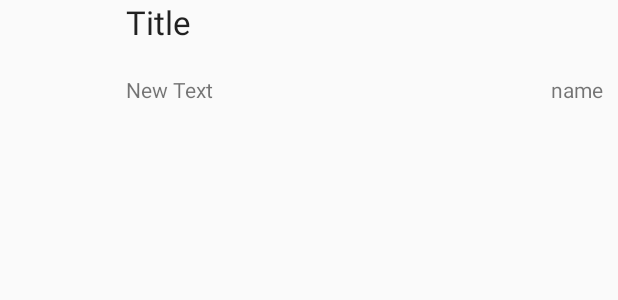
After one commit to tokyogk/qa_app, an Android app: the layout list_favorite.xml on its own in the app's theme, with its tools: preview values and no code run, on a phone screen of 412 x 824 dp. The commit adds this screen. Shown: the top 300 px of the screen. Run offline under Robolectric (Android 15) with nearby library versions, the phone set to English and light mode, and no system bars.

Commit message:
1/6 お気に入りボタン完了。お気に入りドロワーがうまく行かない

```diff
--- a/app/src/main/java/jp/techacademy/gou/kuwabara/jptechacademykuwabaragouqa_app/Favorite.java
+++ b/app/src/main/java/jp/techacademy/gou/kuwabara/jptechacademykuwabaragouqa_app/Favorite.java
@@ -1,6 +1,7 @@
 package jp.techacademy.gou.kuwabara.jptechacademykuwabaragouqa_app;
 
 import java.io.Serializable;
+
 
 public class Favorite implements Serializable {
     private String mUid;
--- /dev/null
+++ b/app/src/main/res/layout/list_favorite.xml
@@ -0,0 +1,42 @@
+<?xml version="1.0" encoding="utf-8"?>
+<RelativeLayout xmlns:android="http://schemas.android.com/apk/res/android"
+    android:layout_width="match_parent"
+    android:layout_height="match_parent">
+
+
+    <ImageView
+        android:layout_width="80dp"
+        android:layout_height="80dp"
+        android:id="@+id/imageView"
+        android:layout_margin="2dp"
+        android:layout_alignParentTop="true"
+        android:layout_alignParentStart="true" />
+
+    <TextView
+        android:layout_width="match_parent"
+        android:layout_height="50dp"
+        android:textAppearance="?android:attr/textAppearanceLarge"
+        android:text="Title"
+        android:id="@+id/titleTextView"
+        android:layout_alignParentTop="true"
+        android:layout_toEndOf="@+id/imageView" />
+
+    <TextView
+        android:layout_width="wrap_content"
+        android:layout_height="wrap_content"
+        android:textAppearance="?android:attr/textAppearanceSmall"
+        android:text="name"
+        android:id="@+id/nameTextView"
+        android:layout_below="@+id/titleTextView"
+        android:layout_alignParentRight="true"
+        android:layout_marginRight="10dp"/>
+
+    <TextView
+        android:layout_width="wrap_content"
+        android:layout_height="wrap_content"
+        android:text="New Text"
+        android:id="@+id/resTextView"
+        android:layout_below="@+id/titleTextView"
+        android:layout_toEndOf="@+id/imageView" />
+
+</RelativeLayout>
--- a/app/src/main/res/menu/activity_main_drawer.xml
+++ b/app/src/main/res/menu/activity_main_drawer.xml
@@ -14,5 +14,8 @@
         <item
             android:id="@+id/nav_compter"
             android:title="コンピューター"/>
+        <item
+            android:id="@+id/nav_favorite"
+            android:title="お気に入り"/>
     </group>
 </menu>
```
Also changed, not shown: app/src/main/java/jp/techacademy/gou/kuwabara/jptechacademykuwabaragouqa_app/MainActivity.java (+12 -2 lines), app/src/main/java/jp/techacademy/gou/kuwabara/jptechacademykuwabaragouqa_app/QuestionDetailActivity.java (+9 -8 lines).
